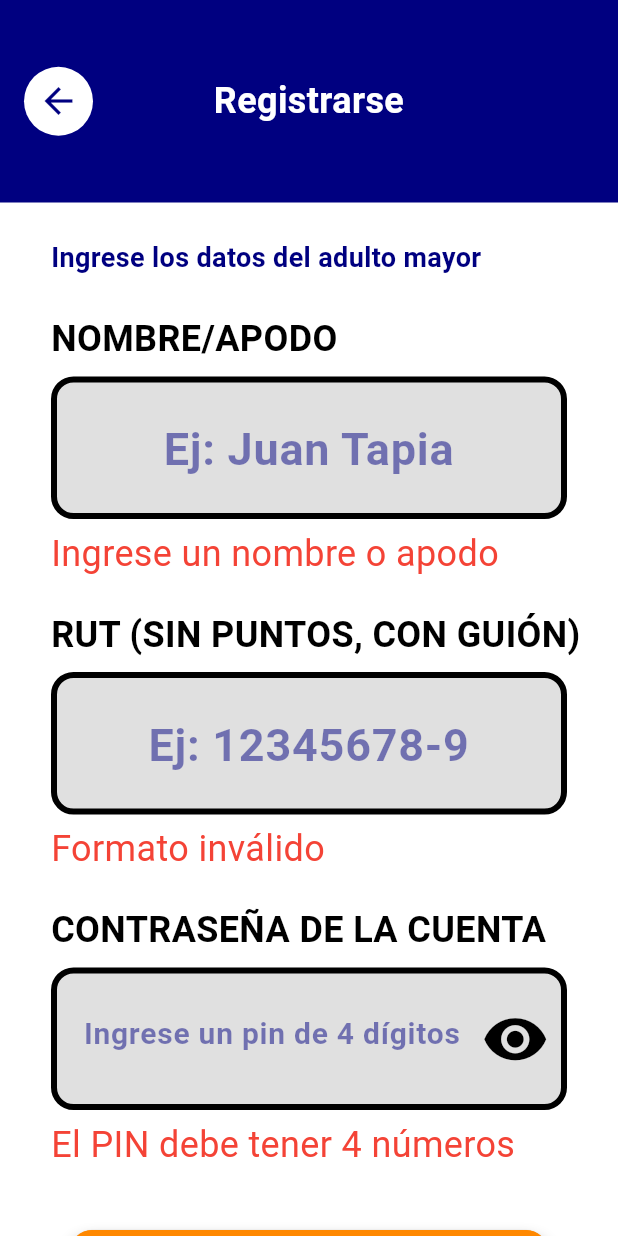
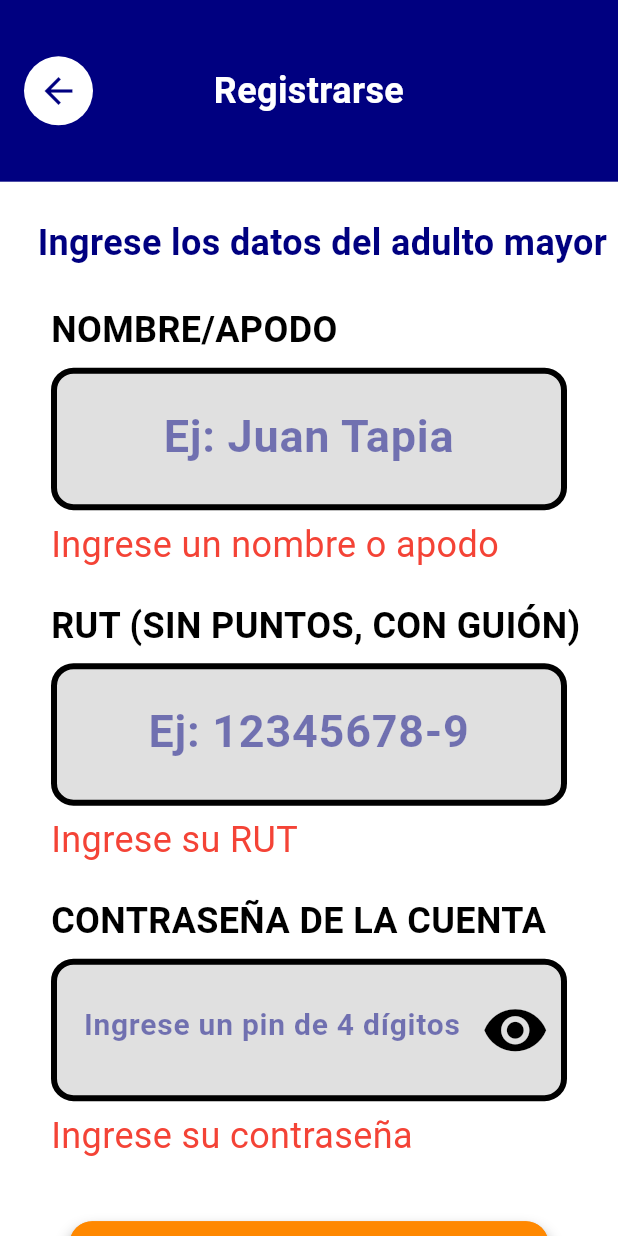
Before and after one commit to velaskovsy/Seremi-Adultos-mayores, a Flutter app: the RegisterStep1Screen screen opened directly, after a tap on "Siguiente", on a phone screen of 412 x 824 dp. Run offline on Flutter 3.47's test engine with Material 3 defaults, Android fonts, the phone set to English and light mode, and no system bars.

Commit message:
Agregado de widget de footer para pantalla principal, agregado de pantalla principal con botón de añadir recordatorio, correción de verificaciones de pantalla registrar y pantalla de inicio de sesión, Añadido de pop-up para confirmar que el usuario quedó registrado

```diff
--- a/lib/viewmodels/login_viewmodel.dart
+++ b/lib/viewmodels/login_viewmodel.dart
@@ -37,14 +37,16 @@
     notifyListeners();
   }
 
-  // Valida el formato del RUT
   bool _validarRut() {
     if (_rut.isEmpty) {
       _errorRut = 'Ingrese su RUT';
       return false;
     }
-    if (!_rut.contains('-') || _rut.length < 9) {
-      _errorRut = 'Formato inválido';
+
+    // Formato: 1-8 números, guión, 1 dígito o K
+    final regex = RegExp(r'^\d{7,8}-[\dkK]$');
+    if (!regex.hasMatch(_rut)) {
+      _errorRut = 'Formato inválido. Ejemplo: 12345678-9';
       return false;
     }
     return true;
--- a/lib/viewmodels/register_viewmodel.dart
+++ b/lib/viewmodels/register_viewmodel.dart
@@ -6,34 +6,45 @@
   String _rut = '';
   String _pin = '';
 
-  // Paso 2: datos del cuidador (opcionales)
+  // Paso 2: datos del cuidador
   String _nombreCuidador = '';
   String _correoCuidador = '';
   String _telefonoCuidador = '';
 
-  // Errores
+  // Visibilidad PIN
+  bool _pinVisible = false;
+
+  // Errores paso 1
   String? _errorNombre;
   String? _errorRut;
   String? _errorPin;
+
+  // Errores paso 2
+  String? _errorNombreCuidador;
   String? _errorCorreo;
+  String? _errorTelefono;
 
   bool _isLoading = false;
-  bool _pinVisible = false;
 
   // Getters
   bool get isLoading => _isLoading;
+  bool get pinVisible => _pinVisible;
+
   String? get errorNombre => _errorNombre;
   String? get errorRut => _errorRut;
   String? get errorPin => _errorPin;
+
+  String? get errorNombreCuidador => _errorNombreCuidador;
   String? get errorCorreo => _errorCorreo;
-  bool get pinVisible => _pinVisible;
+  String? get errorTelefono => _errorTelefono;
 
-  void togglePinVisible() {
-    _pinVisible = !_pinVisible;
-    notifyListeners();
-  }
+  // Getter para habilitar botón Siguiente paso 2
+  bool get paso2Completo =>
+      _nombreCuidador.isNotEmpty &&
+          _correoCuidador.isNotEmpty &&
+          _telefonoCuidador.isNotEmpty;
 
-  // Setters del paso 1
+  // Setters paso 1
   void setNombre(String value) {
     _nombre = value;
     _errorNombre = null;
@@ -54,9 +65,15 @@
     }
   }
 
-  // Setters del paso 2
+  void togglePinVisible() {
+    _pinVisible = !_pinVisible;
+    notifyListeners();
+  }
+
+  // Setters paso 2
   void setNombreCuidador(String value) {
     _nombreCuidador = value;
+    _errorNombreCuidador = null;
     notifyListeners();
   }
 
@@ -68,6 +85,7 @@
 
   void setTelefonoCuidador(String value) {
     _telefonoCuidador = value;
+    _errorTelefono = null;
     notifyListeners();
   }
 
@@ -79,11 +97,20 @@
       _errorNombre = 'Ingrese un nombre o apodo';
       valido = false;
     }
-    if (!_rut.contains('-') || _rut.length < 9) {
-      _errorRut = 'Formato inválido';
+
+    final regex = RegExp(r'^\d{7,8}-[\dkK]$');
+    if (_rut.isEmpty) {
+      _errorRut = 'Ingrese su RUT';
+      valido = false;
+    } else if (!regex.hasMatch(_rut)) {
+      _errorRut = 'Formato inválido. Ejemplo: 12345678-9';
       valido = false;
     }
-    if (_pin.length != 4) {
+
+    if (_pin.isEmpty) {
+      _errorPin = 'Ingrese su contraseña';
+      valido = false;
+    } else if (_pin.length != 4) {
       _errorPin = 'El PIN debe tener 4 números';
       valido = false;
     }
@@ -92,12 +119,25 @@
     return valido;
   }
 
-  // Validaciones del paso 2
+  // Validaciones paso 2
   bool validarPaso2() {
     bool valido = true;
 
-    if (_correoCuidador.isNotEmpty && !_correoCuidador.contains('@')) {
+    if (_nombreCuidador.isEmpty) {
+      _errorNombreCuidador = 'Ingrese el nombre del cuidador';
+      valido = false;
+    }
+
+    if (_correoCuidador.isEmpty) {
+      _errorCorreo = 'Ingrese el correo del cuidador';
+      valido = false;
+    } else if (!_correoCuidador.contains('@')) {
       _errorCorreo = 'Correo inválido';
+      valido = false;
+    }
+
+    if (_telefonoCuidador.isEmpty) {
+      _errorTelefono = 'Ingrese el teléfono del cuidador';
       valido = false;
     }
 
@@ -111,7 +151,7 @@
     notifyListeners();
 
     // TODO: reemplazar con llamada real a Railway
-    await Future.delayed(const Duration(seconds: 2));
+    await Future.delayed(const Duration(seconds: 1));
 
     _isLoading = false;
     notifyListeners();
--- a/lib/views/register/register_step1_screen.dart
+++ b/lib/views/register/register_step1_screen.dart
@@ -9,6 +9,10 @@
 
   @override
   Widget build(BuildContext context) {
+
+    final size = MediaQuery.of(context).size;
+    final anchoPantalla = size.width;
+    final alturaPantalla = size.height;
     final vm = Provider.of<RegisterViewModel>(context);
 
     return Scaffold(
@@ -16,10 +20,10 @@
       body: Column(
         children: [
 
-          // ── HEADER ────────────────────────────────────────
+          // HEADER
           Container(
-            width: 412,
-            height: 135,
+            width: double.infinity,
+            height: alturaPantalla * 0.147,
             color: const Color(0xFF000080),
             child: Row(
               children: [
@@ -74,12 +78,12 @@
 
                   // Texto guía
                   const Padding(
-                    padding: EdgeInsets.only(left: 34),
+                    padding: EdgeInsets.only(left: 25),
                     child: Text(
                       'Ingrese los datos del adulto mayor',
                       style: TextStyle(
                         fontFamily: 'Roboto',
-                        fontSize: 18,
+                        fontSize: 24,
                         color: Color(0xFF000080),
                         fontWeight: FontWeight.bold,
                       ),
@@ -95,7 +99,7 @@
                     onChanged: vm.setNombre,
                     errorText: vm.errorNombre,
                     hintFontSize: 30,
-                    verticalPadding: 20,
+                    verticalPadding: 17,
                   ),
 
                   const SizedBox(height: 20),
@@ -107,7 +111,7 @@
                     onChanged: vm.setRut,
                     errorText: vm.errorRut,
                     hintFontSize: 30,
-                    verticalPadding: 20,
+                    verticalPadding: 17,
                   ),
 
                   const SizedBox(height: 20),
```
Also changed, not shown: lib/core/widgets/app_footer.dart (added, +47 -0 lines), lib/main.dart (+13 -1 lines), lib/views/home/home_screen.dart (added, +155 -0 lines), lib/views/login/login_screen.dart (+12 -3 lines), lib/views/register/register_step2_screen.dart (+88 -31 lines), 1 other file.
